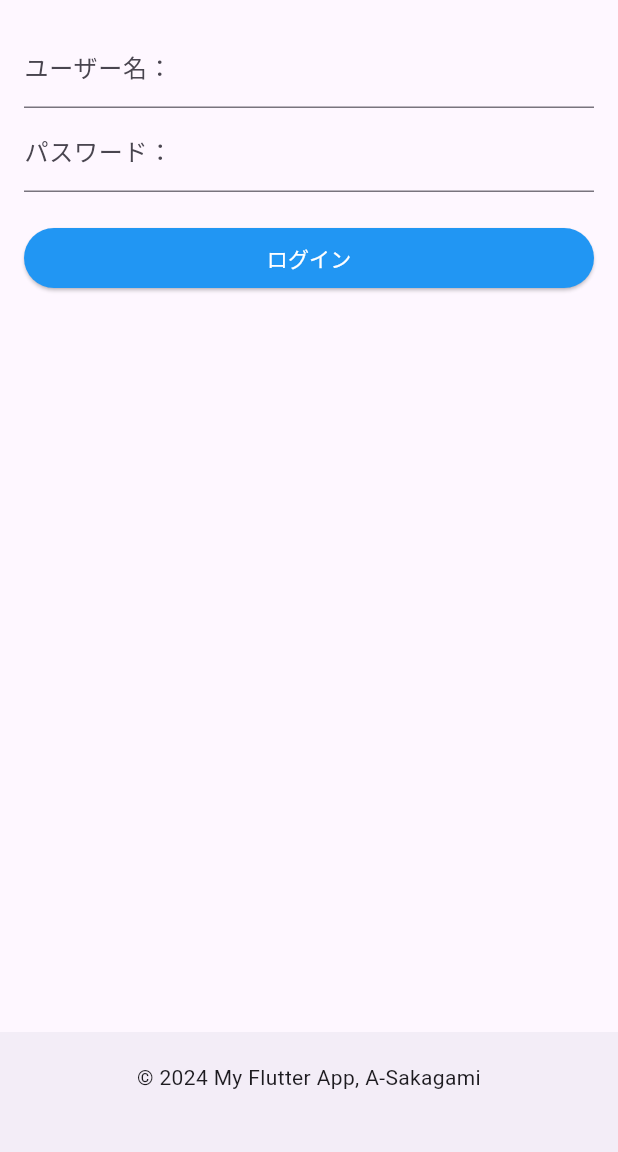
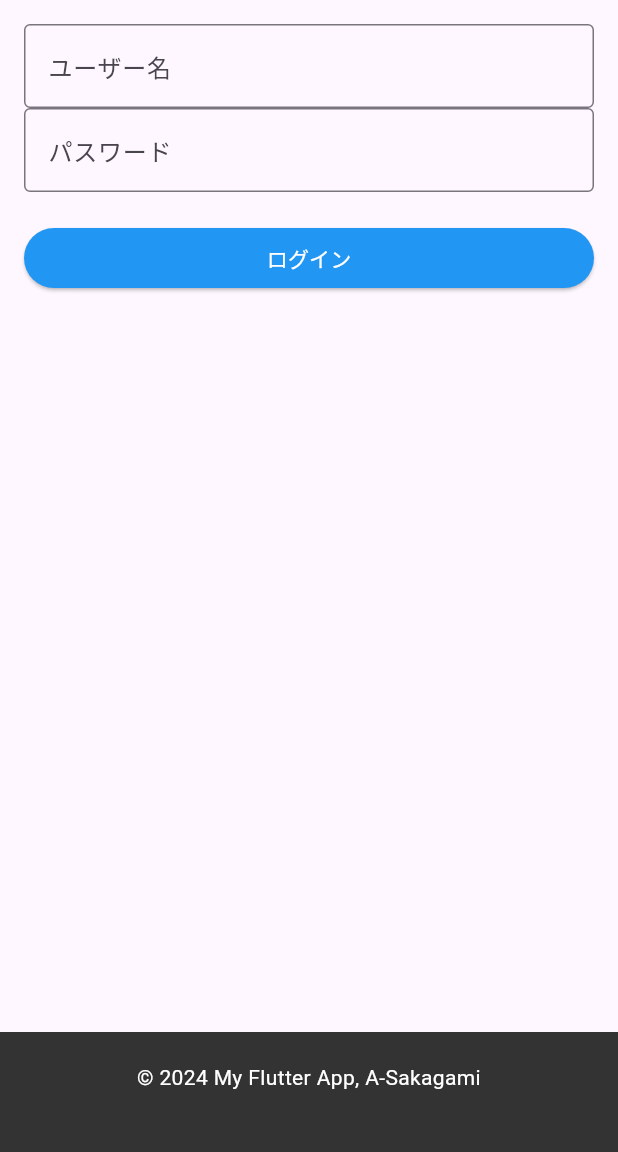
Before and after one commit to A-Sakagami/flutter_application, a Flutter app: the screen it shows after launch, after a tap on the "menu" icon, after a tap on "Login", on a phone screen of 412 x 824 dp, the part 84-1236 px from its top. Run offline on Flutter 3.47's test engine with Material 3 defaults, Android fonts, the phone set to English and light mode, and no system bars; our stand-ins replace hive, hive_flutter; accounts and stored records are empty.

Commit message:
ログイン/ログアウト実装・否認後再提出実装

```diff
--- a/lib/pages/login.dart
+++ b/lib/pages/login.dart
@@ -98,7 +98,10 @@ class LoginPageState extends State<LoginPage> {
             children: <Widget>[
               TextFormField(
                 controller: _usernameController,
-                decoration: InputDecoration(labelText: 'ユーザー名：'),
+                decoration: const InputDecoration(
+                  labelText: 'ユーザー名',
+                  border: OutlineInputBorder(),
+                ),
                 validator: (value) {
                   if (value == null || value.isEmpty) {
                     return 'メールアドレスを入力してください。';
@@ -108,7 +111,10 @@ class LoginPageState extends State<LoginPage> {
               ),
               TextFormField(
                 controller: _passwordController,
-                decoration: InputDecoration(labelText: 'パスワード：'),
+                decoration: const InputDecoration(
+                  labelText: 'パスワード',
+                  border: OutlineInputBorder(),
+                ),
                 obscureText: true,
                 validator: (value) {
                   if (value == null || value.isEmpty) {
--- a/lib/storages/text_data.dart
+++ b/lib/storages/text_data.dart
@@ -13,19 +13,24 @@ class TextData extends HiveObject {
   @HiveField(2)
   bool? denyed;
 
-  TextData({this.text, this.approved, this.denyed});
+  @HiveField(3)
+  int? id;
+
+  TextData({this.text, this.approved, this.denyed, this.id});
 
   // バリデーションメソッド
   bool isValid() {
     return text != null
     && text!.isNotEmpty
     && approved != null
-    && denyed != null;
+    && denyed != null
+    && id != null;
   }
 
   // null safeなgetter
   String get safeText => text ?? '';
   bool get safeApproved => approved ?? false;
   bool get safeDenyed => denyed ?? false;
+  int get safeId => id ?? -1;
 
 }
--- a/lib/widgets/custom_drawer.dart
+++ b/lib/widgets/custom_drawer.dart
@@ -1,7 +1,38 @@
 import 'package:flutter/material.dart';
+import '../storages/storage_service.dart';
+import '../storages/user_data.dart';
 
-class CustomDrawer extends StatelessWidget {
+class CustomDrawer extends StatefulWidget {
   const CustomDrawer({super.key});
+
+  @override
+  CustomDrawerState createState() => CustomDrawerState();
+}
+
+class CustomDrawerState extends State<CustomDrawer>  {
+  UserData? _currentUser;
+
+  @override
+  void initState() {
+    super.initState();
+    _loadUser();
+  }
+
+  Future<void> _loadUser() async {
+    final user = await StorageService.getCurrentUser();
+    setState(() {
+      _currentUser = user;
+    });
+  }
+
+  Future<void> _logout() async {
+    // Implement your logout logic here
+    await StorageService.logout();
+    setState(() {
+      _currentUser = null;
+    });
+    Navigator.pushNamedAndRemoveUntil(context, '/', (Route<dynamic> route) => false);
+  }
 
   @override
   Widget build(BuildContext context) {
@@ -15,7 +46,10 @@ class CustomDrawer extends StatelessWidget {
           ),
           ListTile(
             title: const Text('Home'),
-            onTap: () => Navigator.pushNamed(context, '/'),
+            onTap: () {
+              final bool isAdmin = _currentUser?.isAdmin ?? false;
+              Navigator.pushNamed(context, isAdmin ? '/admin' : '/');
+            },
           ),
           ListTile(
             title: const Text('About'),
@@ -26,8 +60,14 @@ class CustomDrawer extends StatelessWidget {
             onTap: () => Navigator.pushNamed(context, '/contact'),
           ),
           ListTile(
-            title: const Text('Login'),
-            onTap: () => Navigator.pushNamed(context, '/login'),
+            title: Text(_currentUser?.isLoggedIn ?? false ? 'Logout' : 'Login'),
+            onTap: () {
+              final bool isLoggedIn = _currentUser?.isLoggedIn ?? false;
+              if (isLoggedIn) {
+                _logout();
+              }
+              Navigator.pushNamed(context, '/login');
+            }
           ),
         ],
       ),
--- a/lib/widgets/custom_footer.dart
+++ b/lib/widgets/custom_footer.dart
@@ -6,9 +6,14 @@ class CustomFooter extends StatelessWidget {
   @override
   Widget build(BuildContext context) {
     return BottomAppBar(
+      color: Color.fromRGBO(51, 51, 51, 1),
       child: Padding(
         padding: EdgeInsets.all(8.0),
-        child: Text('© 2024 My Flutter App, A-Sakagami', textAlign: TextAlign.center),
+        child: Text(
+          '© 2024 My Flutter App, A-Sakagami',
+          textAlign: TextAlign.center,
+          style: TextStyle(color: Colors.white),
+        ),
       ),
     );
   }
```
Also changed, not shown: lib/pages/admin.dart (+8 -2 lines), lib/pages/index.dart (+56 -3 lines), lib/storages/storage_service.dart (+43 -5 lines).
